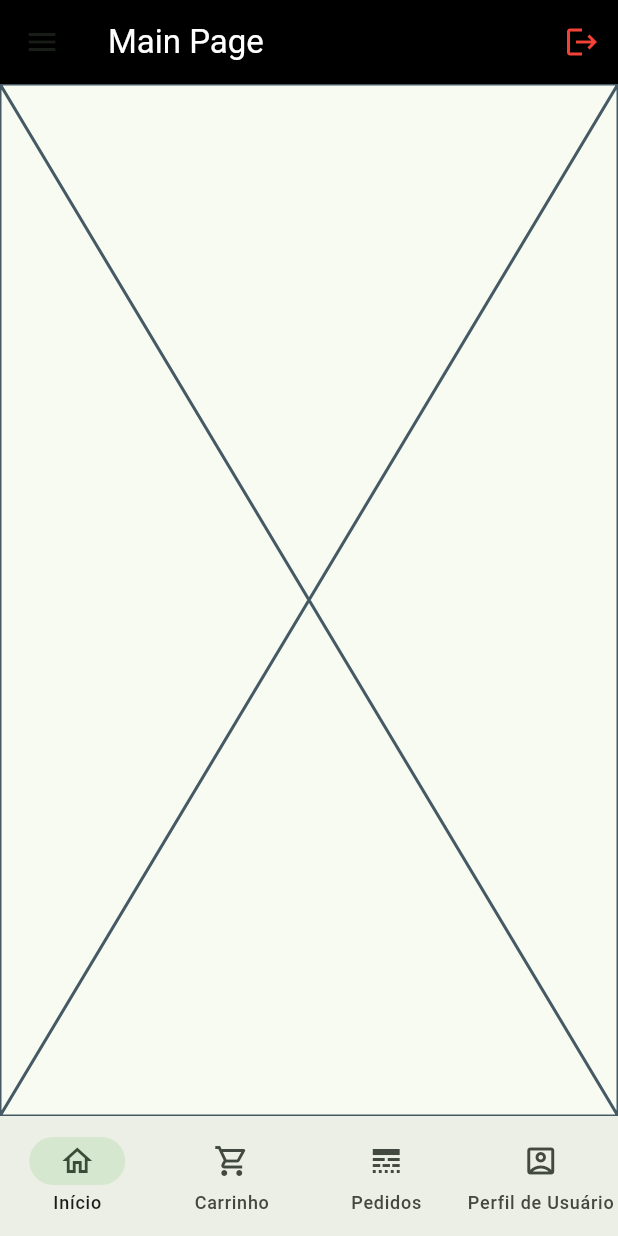
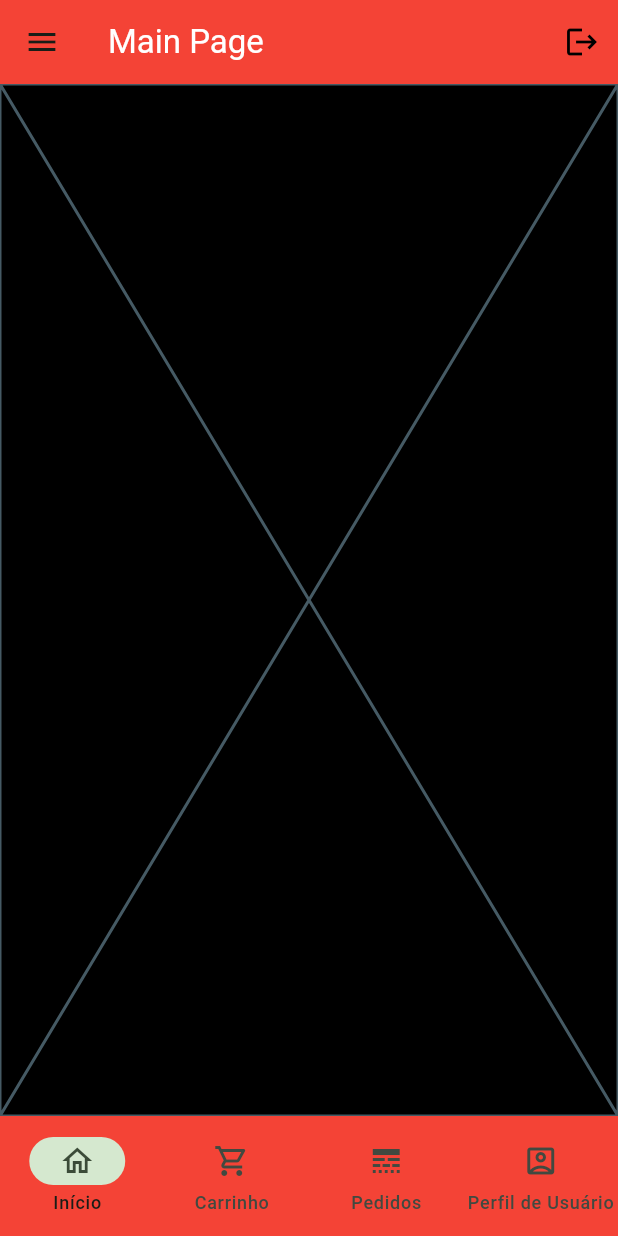
Before and after one commit to lagessuh/Self-Order, a Flutter app: the screen it shows once a user with an empty profile is signed in, on a phone screen of 412 x 824 dp. Run offline on Flutter 3.47's test engine with Material 3 defaults, Android fonts, the phone set to English and light mode, and no system bars; our stand-ins replace auto_size_text, cloud_firestore, dotted_border, firebase_auth, firebase_core, hive and 3 more; accounts and stored records are empty.

Commit message:
Modificações no design da mainpage, acrescentando novos atalhos para futuras páginas da aplicação

```diff
--- a/lib/pages/home/main_page.dart
+++ b/lib/pages/home/main_page.dart
@@ -458,8 +458,9 @@ class _MainPageState extends State<MainPage> {
   @override
   Widget build(BuildContext context) {
     return Scaffold(
+      backgroundColor: Colors.black,
       appBar: AppBar(
-        backgroundColor: Colors.black, // Cor do AppBar
+        backgroundColor: Colors.red, // Cor do AppBar
         title: Text(
           'Main Page',
           style: TextStyle(color: Colors.white), // Texto em branco
@@ -467,7 +468,7 @@ class _MainPageState extends State<MainPage> {
         actions: [
           // Ícone de logout à direita
           IconButton(
-            icon: Icon(Icons.logout, color: Colors.red), // Ícone de logout
+            icon: Icon(Icons.logout, color: Colors.black), // Ícone de logout
             onPressed: _logout,
           ),
         ],
@@ -495,35 +496,76 @@ class _MainPageState extends State<MainPage> {
                 ),
               ),
             ),
+            ExpansionTile(
+                title: const Text("Gerenciamento de Perfis",
+                    style: TextStyle(color: Colors.white)),
+                leading: const Icon(Icons.person, color: Colors.red), //add icon
+                childrenPadding:
+                    const EdgeInsets.only(left: 60), //children padding
+                children: [
                   ListTile(
-              leading: Icon(Icons.home, color: Colors.red), // Ícone vermelho
-              title: Text('Home', style: TextStyle(color: Colors.white)),
+                    title: Text('Relatório de usuários',
+                        style: TextStyle(color: Colors.white)),
                     onTap: () {
                       Navigator.pop(context);
                       _onDrawerItemTapped(0);
                     },
                   ),
                   ListTile(
-              leading: Icon(Icons.person, color: Colors.red), // Ícone vermelho
-              title: Text('Profile', style: TextStyle(color: Colors.white)),
+                    title: Text('Cadastro de Usuários',
+                        style: TextStyle(color: Colors.white)),
                     onTap: () {
                       Navigator.pop(context);
                       _onDrawerItemTapped(1);
                     },
                   ),
+                ]),
+            ExpansionTile(
+                title: const Text("Gerenciamento de Produtos",
+                    style: TextStyle(color: Colors.white)),
+                leading:
+                    const Icon(Icons.settings, color: Colors.red), //add icon
+                childrenPadding:
+                    const EdgeInsets.only(left: 60), //children padding
+                children: [
                   ListTile(
-              leading:
-                  Icon(Icons.settings, color: Colors.red), // Ícone vermelho
-              title: Text('Settings', style: TextStyle(color: Colors.white)),
+                    title: Text('Cadastro de Produtos',
+                        style: TextStyle(color: Colors.white)),
                     onTap: () {
                       Navigator.pop(context);
                       _onDrawerItemTapped(2);
                     },
                   ),
+                  ListTile(
+                    // onTap: () {
+                    //   Navigator.push(
+                    //     context,
+                    //     MaterialPageRoute(
+                    //       builder: (context) => const ProductListPage(),
+                    //     ),
+                    //   );
+                    // },
+                    title: const Text('Listagem de Produtos',
+                        style: TextStyle(color: Colors.white)),
+                  ),
+                  ListTile(
+                    // onTap: () {
+                    //   Navigator.push(
+                    //     context,
+                    //     MaterialPageRoute(
+                    //       builder: (context) => const CategoryAddPage(),
+                    //     ),
+                    //   );
+                    // },
+                    title: const Text('Categorias de Produtos',
+                        style: TextStyle(color: Colors.white)),
+                  ),
+                ])
           ],
         ),
       ),
       bottomNavigationBar: NavigationBar(
+        backgroundColor: Colors.red,
         selectedIndex: _bottomNavIndex,
         onDestinationSelected: (int position) {
           setState(() {
```
Also changed, not shown: 1 other file. Lines whose indentation alone changed are shown as unchanged.
